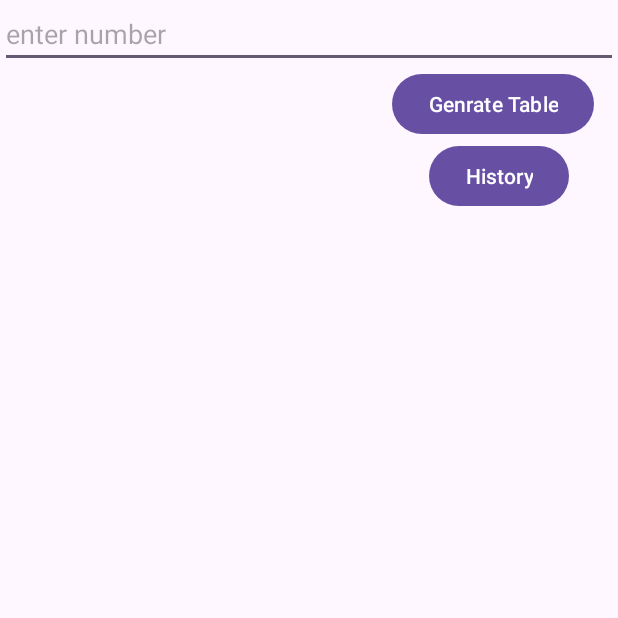
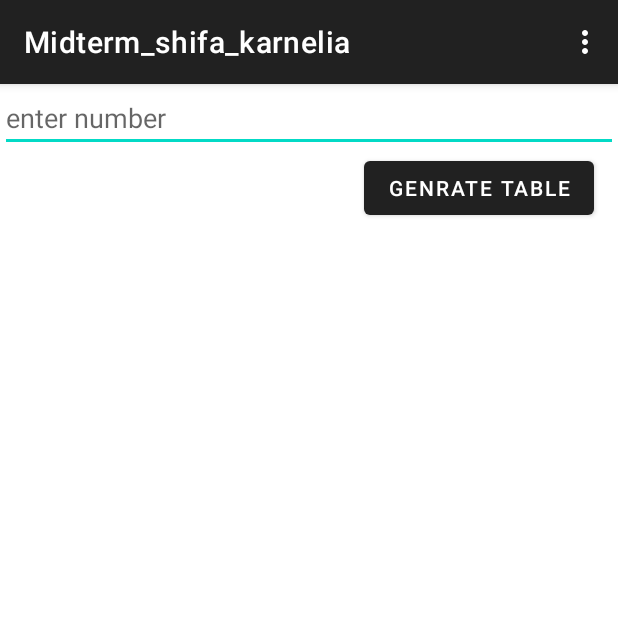
Before and after one commit to shifaKarnelia/Midterm_shifa_karnelia, an Android app: the screen it shows after launch (MainActivity), on a phone screen of 412 x 824 dp, the top half of it. Run offline under Robolectric (Android 15) with nearby library versions, the phone set to English and light mode, and no system bars.

Commit message:
final-menu created+add change

```diff
--- a/app/src/main/res/layout/activity_main.xml
+++ b/app/src/main/res/layout/activity_main.xml
@@ -28,16 +28,6 @@
         app:layout_constraintStart_toStartOf="parent"
         app:layout_constraintTop_toBottomOf="@+id/number" />
 
-    <Button
-        android:id="@+id/history"
-        android:layout_width="wrap_content"
-        android:layout_height="wrap_content"
-        android:layout_marginEnd="16dp"
-        android:text="History"
-        app:layout_constraintEnd_toEndOf="parent"
-        app:layout_constraintHorizontal_bias="0.946"
-        app:layout_constraintStart_toStartOf="parent"
-        app:layout_constraintTop_toBottomOf="@+id/table" />
 
     <ListView
         android:id="@+id/listview"
@@ -47,7 +37,6 @@
         app:layout_constraintEnd_toEndOf="parent"
         app:layout_constraintHorizontal_bias="0.466"
         app:layout_constraintStart_toStartOf="parent"
-        app:layout_constraintTop_toBottomOf="@+id/history"
         app:layout_constraintVertical_bias="0.0" />
 
 </androidx.constraintlayout.widget.ConstraintLayout>
--- /dev/null
+++ b/app/src/main/res/menu/main_menu.xml
@@ -0,0 +1,15 @@
+<?xml version="1.0" encoding="utf-8"?>
+<menu xmlns:android="http://schemas.android.com/apk/res/android"
+    xmlns:app="http://schemas.android.com/apk/res-auto">
+
+    <item
+        android:id="@+id/vHistory"
+        android:title="View History"
+        app:showAsAction="never" />
+
+    <item
+        android:id="@+id/clear"
+        android:title="Clear all"
+        app:showAsAction="never" />
+
+</menu>
--- a/app/src/main/res/values-night/themes.xml
+++ b/app/src/main/res/values-night/themes.xml
@@ -1,6 +1,6 @@
 <resources xmlns:tools="http://schemas.android.com/tools">
     <!-- Base application theme. -->
-    <style name="Base.Theme.Midterm_shifa_karnelia" parent="Theme.Material3.DayNight.NoActionBar">
+    <style name="Base.Theme.Midterm_shifa_karnelia" parent="Theme.MaterialComponents.DayNight.DarkActionBar">
         <!-- Customize your dark theme here. -->
         <!-- <item name="colorPrimary">@color/my_dark_primary</item> -->
     </style>
--- a/app/src/main/res/values/themes.xml
+++ b/app/src/main/res/values/themes.xml
@@ -1,6 +1,6 @@
 <resources xmlns:tools="http://schemas.android.com/tools">
     <!-- Base application theme. -->
-    <style name="Base.Theme.Midterm_shifa_karnelia" parent="Theme.Material3.DayNight.NoActionBar">
+    <style name="Base.Theme.Midterm_shifa_karnelia" parent="Theme.MaterialComponents.DayNight.DarkActionBar">
         <!-- Customize your light theme here. -->
         <!-- <item name="colorPrimary">@color/my_light_primary</item> -->
     </style>
```
Also changed, not shown: app/src/main/java/com/example/midterm_shifa_karnelia/MainActivity.java (+57 -16 lines), app/src/main/java/com/example/midterm_shifa_karnelia/MainActivity2.java (+16 -0 lines), app/src/main/res/layout/activity_main2.xml (+7 -2 lines).
